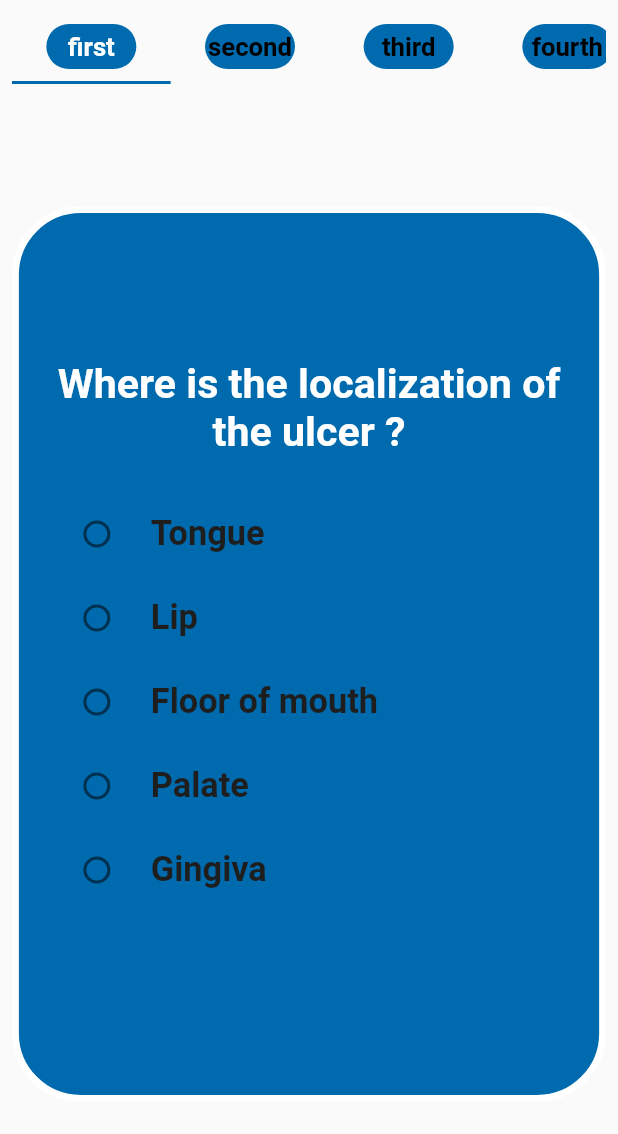
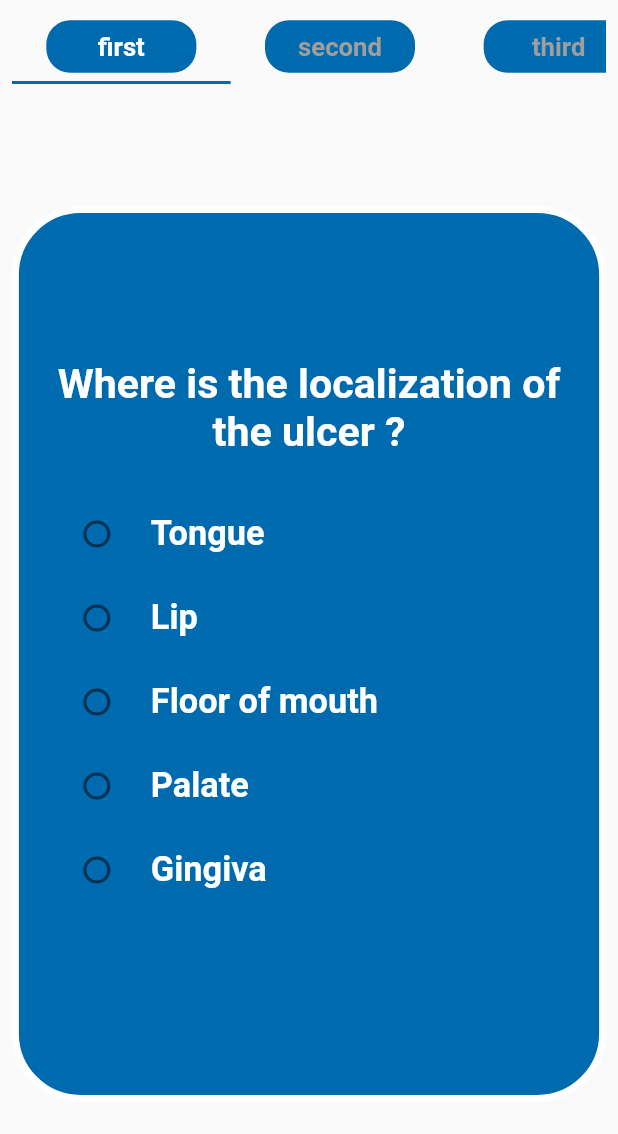
Before and after one commit to khaled365-code/oral_cancer_detection_app, a Flutter app: the QuestionsView screen opened by its route, on a phone screen of 412 x 824 dp. Shown: the top 1134 px of the screen. Run offline on Flutter 3.47's test engine with Material 2 defaults, Android fonts, the phone set to English and light mode, and no system bars; our stand-ins replace bloc, cached_network_image, connectivity_plus, curved_navigation_bar, dartz, dio and 14 more; accounts and stored records are empty.

Commit message:
cahnging colors in questions

```diff
--- a/lib/features/auth/presentation/views/componants/custom_form_container.dart
+++ b/lib/features/auth/presentation/views/componants/custom_form_container.dart
@@ -3,11 +3,12 @@ import 'package:flutter_screenutil/flutter_screenutil.dart';
 import 'package:graduation_project/core/utilis/colors.dart';
 
 class CustomFormContainer extends StatelessWidget {
-  const CustomFormContainer({super.key, this.borderRadius,required this.child,this.height,this.width});
+  const CustomFormContainer({super.key,this.backGroundColor, this.borderRadius,required this.child,this.height,this.width});
 
   final Widget child;
   final double? width;
   final double? height;
+  final Color? backGroundColor;
    final BorderRadiusGeometry? borderRadius;
 
   @override
@@ -17,7 +18,7 @@ class CustomFormContainer extends StatelessWidget {
         height: height,
         width: width,
         decoration: BoxDecoration(
-          color: AppColors.primary,
+          color:backGroundColor?? AppColors.primary,
           borderRadius: borderRadius,
           border: Border.all(
               color: Colors.white,
--- a/lib/features/diagnosis/presentation/views/Radio_question_view.dart
+++ b/lib/features/diagnosis/presentation/views/Radio_question_view.dart
@@ -36,6 +36,7 @@ class QuestionChoiceState extends State<QuestionChoice> {
   Widget build(BuildContext context) {
     double width=MediaQuery.of(context).size.width*0.35;
     return CustomFormContainer(
+
             borderRadius:  BorderRadius.all(Radius.circular(40.r)),
             height: 500.h,
             width: ScreenUtil().screenWidth,
@@ -50,9 +51,10 @@ class QuestionChoiceState extends State<QuestionChoice> {
                    Column(
                      children: widget.answersList.map(
                           (answer) => RadioListTile(
-                          activeColor: AppColors.white,
+
+                          activeColor: AppColors.grey,
                           title: Text(answer
-                          ,style: AppTextStyles.font20,
+                          ,style: AppTextStyles.font20.copyWith(color: AppColors.white),
                         ),
                         value: widget.answersList.indexOf(answer),
                         groupValue:widget.selectedAnswerIndex,
--- a/lib/features/diagnosis/presentation/views/questions_view.dart
+++ b/lib/features/diagnosis/presentation/views/questions_view.dart
@@ -25,7 +25,7 @@ class QuestionsView extends StatelessWidget {
                       isScrollable: true,
                       labelColor: AppColors.white,
                       indicatorColor: AppColors.primary,
-                        unselectedLabelColor: Colors.black,
+                        unselectedLabelColor: Colors.grey,
                       labelPadding:  EdgeInsetsDirectional.symmetric(horizontal: 20.w),
                       tabs:  [
                         Tab(child: TabBarContainer(text: "first".tr(context)))
--- a/lib/features/diagnosis/presentation/widgets/tab_bar_container.dart
+++ b/lib/features/diagnosis/presentation/widgets/tab_bar_container.dart
@@ -8,12 +8,15 @@ class TabBarContainer extends StatelessWidget {
   @override
   Widget build(BuildContext context) {
     return  Container(
-      height: 30,
-      width: 60,
+      height: 35,
+      width: 100,
       decoration: BoxDecoration(
           borderRadius: BorderRadius.circular(16),
           color:AppColors.primary,shape: BoxShape.rectangle),
-      child: Center(child: Text(text.tr(context))),
+      child: Center(child: Padding(
+        padding: const EdgeInsets.all(8.0),
+        child: Text(text.tr(context)),
+      )),
     );
   }
 }
```
